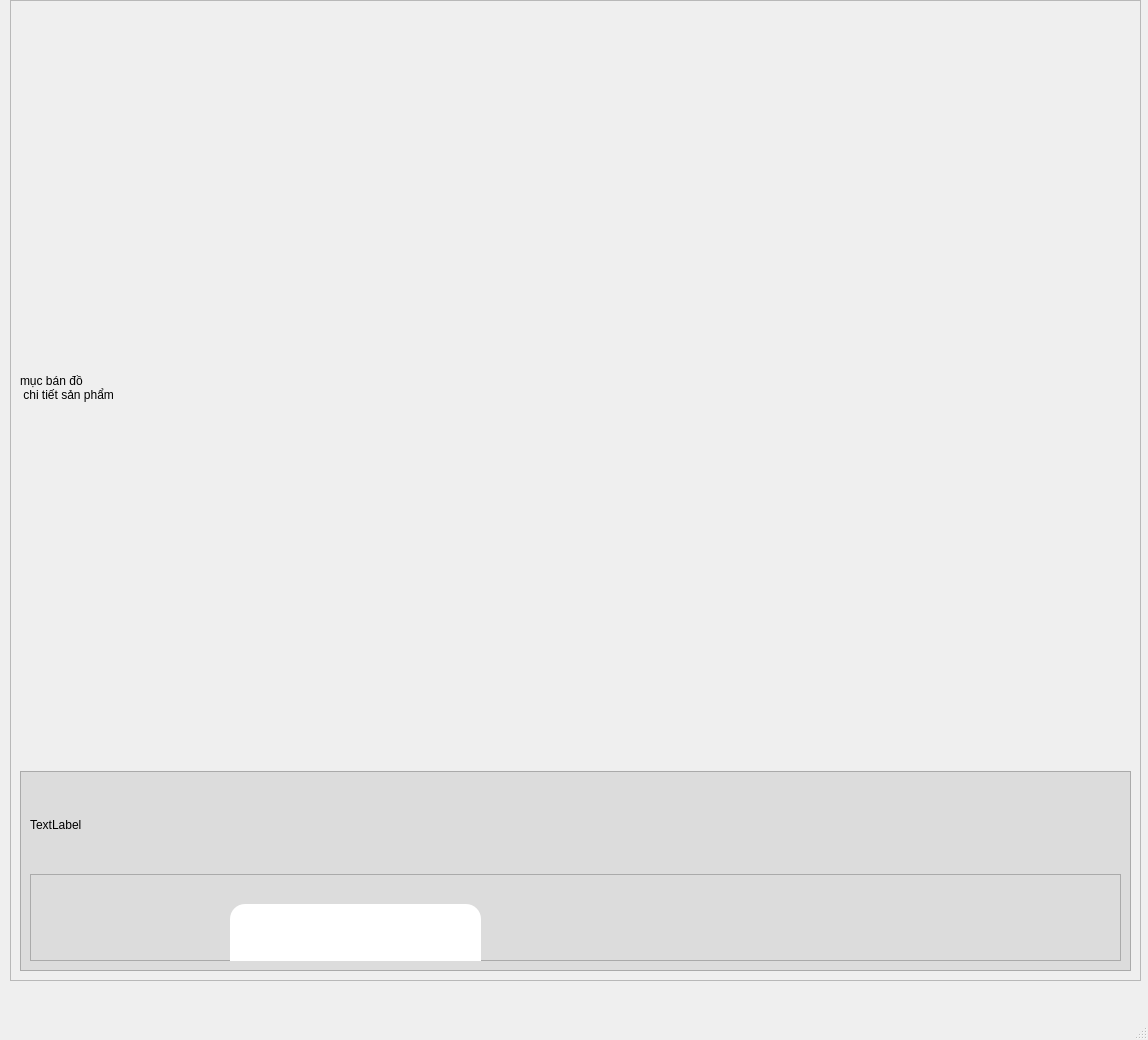
This is untitled.ui in manhhaonhm/ungdung as Qt 5 draws it before an edit. The edited form follows.
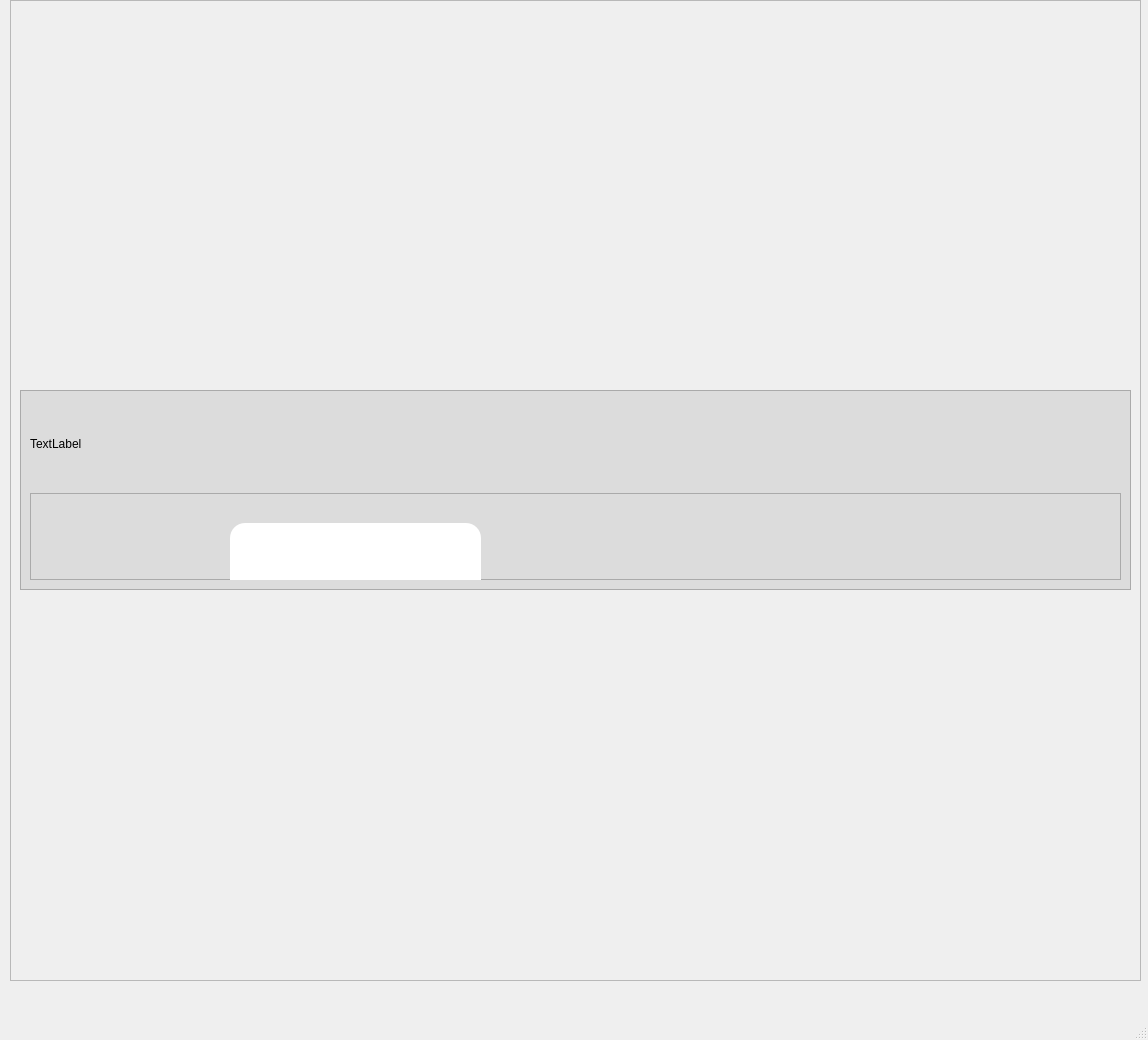
This is the edited form. Icons and pictures are not drawn.

```diff
--- a/untitled.ui
+++ b/untitled.ui
@@ -36,14 +36,6 @@
       </rect>
      </property>
      <layout class="QVBoxLayout" name="verticalLayout">
-      <item>
-       <widget class="QLabel" name="label">
-        <property name="text">
-         <string>mục bán đồ 
- chi tiết sản phẩm</string>
-        </property>
-       </widget>
-      </item>
       <item>
        <widget class="QScrollArea" name="scrollArea_2">
         <property name="maximumSize">
@@ -63,7 +55,7 @@
           <rect>
            <x>0</x>
            <y>0</y>
-           <width>1105</width>
+           <width>1109</width>
            <height>198</height>
           </rect>
          </property>
```
Left out of the diff: 2 changed lines with no effect on the pictures.
